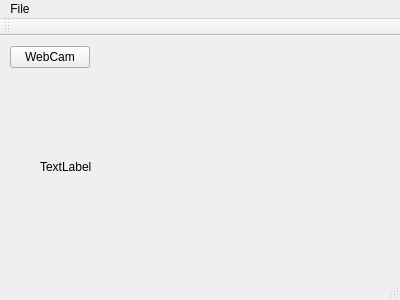
berickson/car, file cpp/car-gui/main_window.ui: the form before one commit.
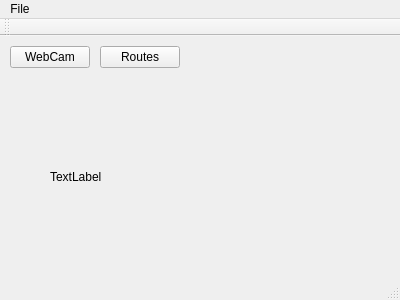
The form after the commit. Icons and pictures are not drawn.

Commit message: Draw routes in Qt.

The edit to the form file:
```diff
--- a/cpp/car-gui/main_window.ui
+++ b/cpp/car-gui/main_window.ui
@@ -34,8 +34,8 @@
    <widget class="QLabel" name="display_image">
     <property name="geometry">
      <rect>
-      <x>40</x>
-      <y>50</y>
+      <x>50</x>
+      <y>60</y>
       <width>261</width>
       <height>161</height>
      </rect>
@@ -44,6 +44,19 @@
      <string>TextLabel</string>
     </property>
    </widget>
+   <widget class="QPushButton" name="routesButton">
+    <property name="geometry">
+     <rect>
+      <x>100</x>
+      <y>10</y>
+      <width>80</width>
+      <height>22</height>
+     </rect>
+    </property>
+    <property name="text">
+     <string>Routes</string>
+    </property>
+   </widget>
   </widget>
   <widget class="QMenuBar" name="menuBar">
    <property name="geometry">
```
Left out of the diff: 2 changed lines with no effect on the pictures. The commit also changes 13 other files.
